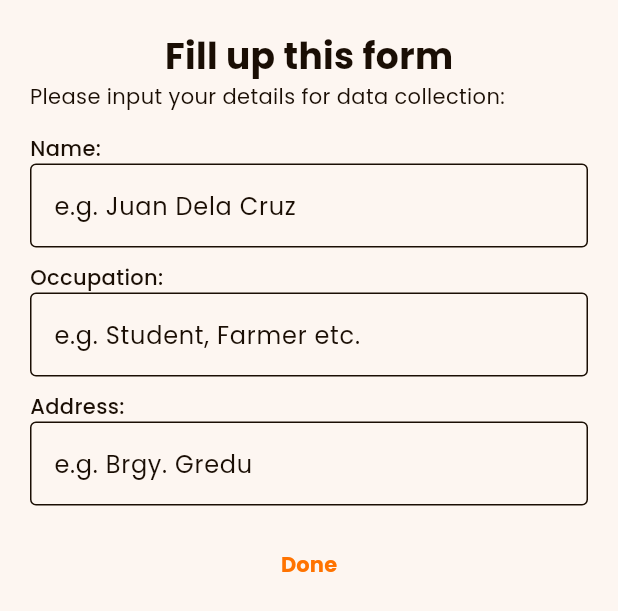
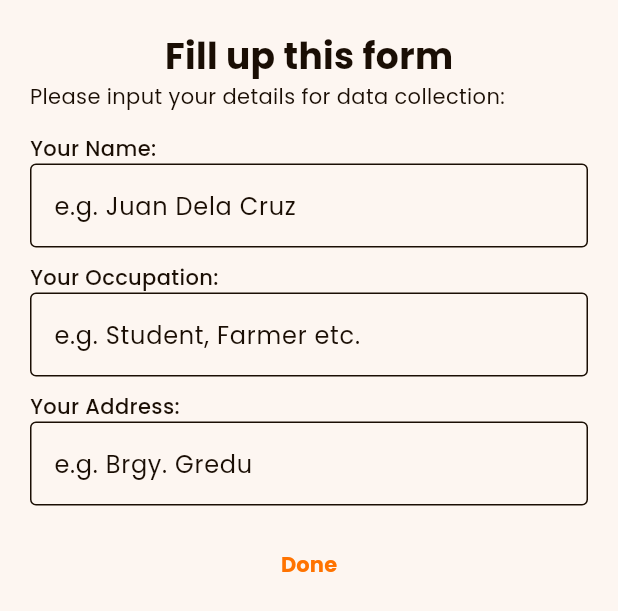
Before and after one commit to keannugran19/crabcheck, a Flutter app: the FormDialog widget shown alone on an empty page, opened directly with empty values, on a phone screen of 412 x 824 dp. Shown: the top 611 px of the screen. Run offline on Flutter 3.47's test engine with Material 3 defaults, Android fonts, the phone set to English and light mode, and no system bars; our stand-ins replace cloud_firestore, firebase_core, firebase_storage, flutter_map, geolocator, image_picker and 1 more; missing offline and left inert: flutter_tflite; accounts and stored records are empty.

Commit message:
ADD 'your' in forms dialog

```diff
--- a/lib/components/form_dialog.dart
+++ b/lib/components/form_dialog.dart
@@ -161,21 +161,21 @@ class _FormDialogState extends State<FormDialog> {
               const SizedBox(height: 15),
               // form to fill up for the user
               Text(
-                "Name:",
+                "Your Name:",
                 style: formTitleStyle,
               ),
               buildTextField("e.g. Juan Dela Cruz", name),
               const SizedBox(height: 10),
               // Occupation text field
               Text(
-                "Occupation:",
+                "Your Occupation:",
                 style: formTitleStyle,
               ),
               buildTextField("e.g. Student, Farmer etc.", occupation),
               const SizedBox(height: 10),
               // address text field
               Text(
-                "Address:",
+                "Your Address:",
                 style: formTitleStyle,
               ),
               buildTextField("e.g. Brgy. Gredu", userAddress),
```
